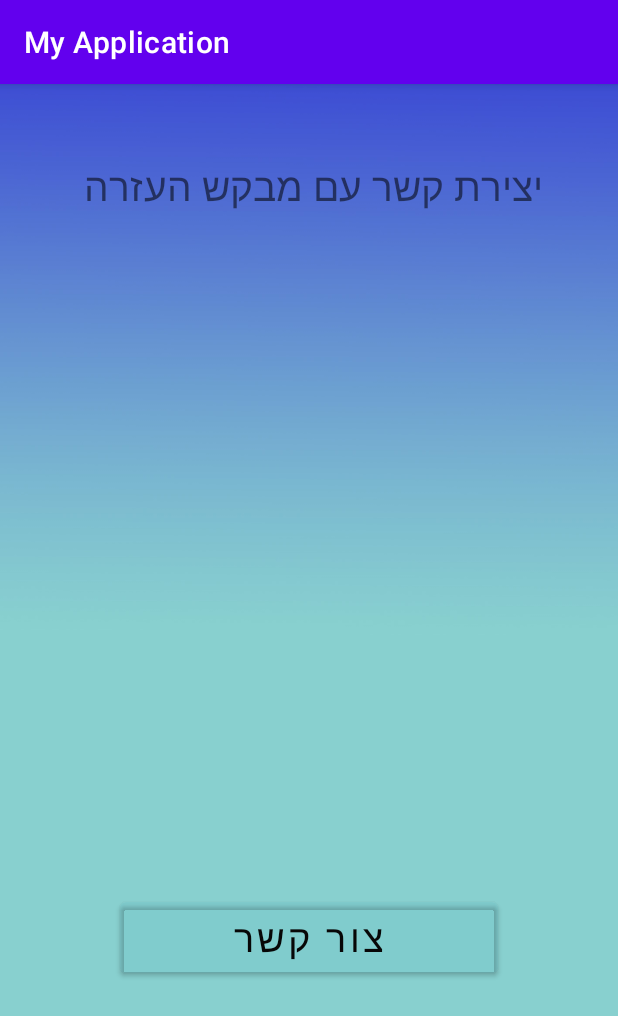
After one commit to Zohar-Azulay/CovidProject, an Android app: the fragment ContactTo shown on its own in the app's theme, on a phone screen of 412 x 824 dp. The commit adds this screen. Shown: the top 1016 px of the screen. Run offline under Robolectric (Android 15) with nearby library versions, the phone set to English and light mode, and no system bars.

Commit message:
יצירת קשר עם מבקש העזרה +בחירת בקשה

```diff
--- /dev/null
+++ b/MyApplication/app/src/main/java/com/example/myapplication/ui/ContactTo.java
@@ -0,0 +1,66 @@
+package com.example.myapplication.ui;
+
+import android.os.Bundle;
+
+import androidx.fragment.app.Fragment;
+
+import android.view.LayoutInflater;
+import android.view.View;
+import android.view.ViewGroup;
+
+import com.example.myapplication.R;
+
+/**
+ * A simple {@link Fragment} subclass.
+ * Use the {@link ContactTo#newInstance} factory method to
+ * create an instance of this fragment.
+ */
+public class ContactTo extends Fragment {
+
+    // TODO: Rename parameter arguments, choose names that match
+    // the fragment initialization parameters, e.g. ARG_ITEM_NUMBER
+    private static final String ARG_PARAM1 = "param1";
+    private static final String ARG_PARAM2 = "param2";
+
+    // TODO: Rename and change types of parameters
+    private String mParam1;
+    private String mParam2;
+
+    public ContactTo() {
+        // Required empty public constructor
+    }
+
+    /**
+     * Use this factory method to create a new instance of
+     * this fragment using the provided parameters.
+     *
+     * @param param1 Parameter 1.
+     * @param param2 Parameter 2.
+     * @return A new instance of fragment ContactTo.
+     */
+    // TODO: Rename and change types and number of parameters
+    public static ContactTo newInstance(String param1, String param2) {
+        ContactTo fragment = new ContactTo();
+        Bundle args = new Bundle();
+        args.putString(ARG_PARAM1, param1);
+        args.putString(ARG_PARAM2, param2);
+        fragment.setArguments(args);
+        return fragment;
+    }
+
+    @Override
+    public void onCreate(Bundle savedInstanceState) {
+        super.onCreate(savedInstanceState);
+        if (getArguments() != null) {
+            mParam1 = getArguments().getString(ARG_PARAM1);
+            mParam2 = getArguments().getString(ARG_PARAM2);
+        }
+    }
+
+    @Override
+    public View onCreateView(LayoutInflater inflater, ViewGroup container,
+                             Bundle savedInstanceState) {
+        // Inflate the layout for this fragment
+        return inflater.inflate(R.layout.fragment_contact_to, container, false);
+    }
+}
--- a/MyApplication/app/src/main/java/com/example/myapplication/ui/editDetV.java
+++ b/MyApplication/app/src/main/java/com/example/myapplication/ui/editDetV.java
@@ -7,6 +7,8 @@ import androidx.fragment.app.Fragment;
 import android.view.LayoutInflater;
 import android.view.View;
 import android.view.ViewGroup;
+import android.widget.Button;
+import android.widget.TextView;
 
 import com.example.myapplication.R;
 
--- a/MyApplication/app/src/main/java/com/example/myapplication/ui/homePageV.java
+++ b/MyApplication/app/src/main/java/com/example/myapplication/ui/homePageV.java
@@ -29,7 +29,7 @@ public class homePageV extends Fragment {
 
                 assert getFragmentManager() != null;
                 FragmentTransaction fr = getFragmentManager().beginTransaction();
-                fr.replace(R.id.fragment_container, new openRegV());
+                fr.replace(R.id.fragment_container, new openRegV()).addToBackStack("open_req");
                 fr.commit();
             }
 
@@ -40,7 +40,7 @@ public class homePageV extends Fragment {
 
                 assert getFragmentManager() != null;
                 FragmentTransaction fr = getFragmentManager().beginTransaction();
-                fr.replace(R.id.fragment_container, new VacationV());
+                fr.replace(R.id.fragment_container, new VacationV()).addToBackStack("open_vacation");
                 fr.commit();
             }
 
@@ -52,7 +52,7 @@ public class homePageV extends Fragment {
 
                 assert getFragmentManager() != null;
                 FragmentTransaction fr = getFragmentManager().beginTransaction();
-                fr.replace(R.id.fragment_container, new editDetV());
+                fr.replace(R.id.fragment_container, new editDetV()).addToBackStack("to edit");
                 fr.commit();
             }
 
--- /dev/null
+++ b/MyApplication/app/src/main/res/layout/fragment_contact_to.xml
@@ -0,0 +1,43 @@
+<?xml version="1.0" encoding="utf-8"?>
+<LinearLayout xmlns:android="http://schemas.android.com/apk/res/android"
+    xmlns:app="http://schemas.android.com/apk/res-auto"
+    xmlns:tools="http://schemas.android.com/tools"
+    android:layout_width="match_parent"
+    android:layout_height="match_parent"
+    android:background="@drawable/background"
+    android:orientation="vertical"
+    tools:context=".ui.ContactTo" >
+
+    <LinearLayout
+        android:layout_width="match_parent"
+        android:layout_height="359dp"
+        android:layout_margin="50dp"
+        android:orientation="horizontal" >
+
+        <TextView
+            android:id="@+id/textView5"
+            android:layout_width="344dp"
+            android:layout_height="52dp"
+            android:layout_weight="1"
+            android:text="יצירת קשר עם מבקש העזרה"
+            android:textSize="26dp" />
+    </LinearLayout>
+
+    <LinearLayout
+        android:layout_width="match_parent"
+        android:layout_height="match_parent"
+        android:orientation="horizontal">
+
+        <Button
+            android:id="@+id/button"
+            android:layout_width="wrap_content"
+            android:layout_height="59dp"
+            android:layout_margin="80dp"
+            android:layout_weight="1"
+            android:backgroundTint="#070B9EAA"
+            android:text="צור קשר"
+            android:textColor="#070707"
+            android:textSize="25dp"
+            app:iconTint="#CF1010" />
+    </LinearLayout>
+</LinearLayout>
```
Also changed, not shown: MyApplication/app/src/main/java/com/example/myapplication/ui/ChoiseReq.java (added, +66 -0 lines), MyApplication/app/src/main/java/com/example/myapplication/ui/MainActivity.java (+15 -0 lines), MyApplication/app/src/main/java/com/example/myapplication/ui/VacationV.java (+10 -2 lines), MyApplication/app/src/main/java/com/example/myapplication/ui/openRegV.java (+2 -17 lines), MyApplication/app/src/main/res/layout/fragment_choise_req.xml (added, +59 -0 lines), MyApplication/app/src/main/res/layout/fragment_edit_det_v.xml (+13 -16 lines), MyApplication/app/src/main/res/layout/fragment_feed_back_v.xml (+32 -1 lines), MyApplication/app/src/main/res/layout/fragment_home_page_v.xml (+11 -3 lines), MyApplication/app/src/main/res/layout/fragment_open_req_v.xml (+14 -6 lines), MyApplication/app/src/main/res/layout/fragment_vacation_v.xml (+8 -3 lines).
